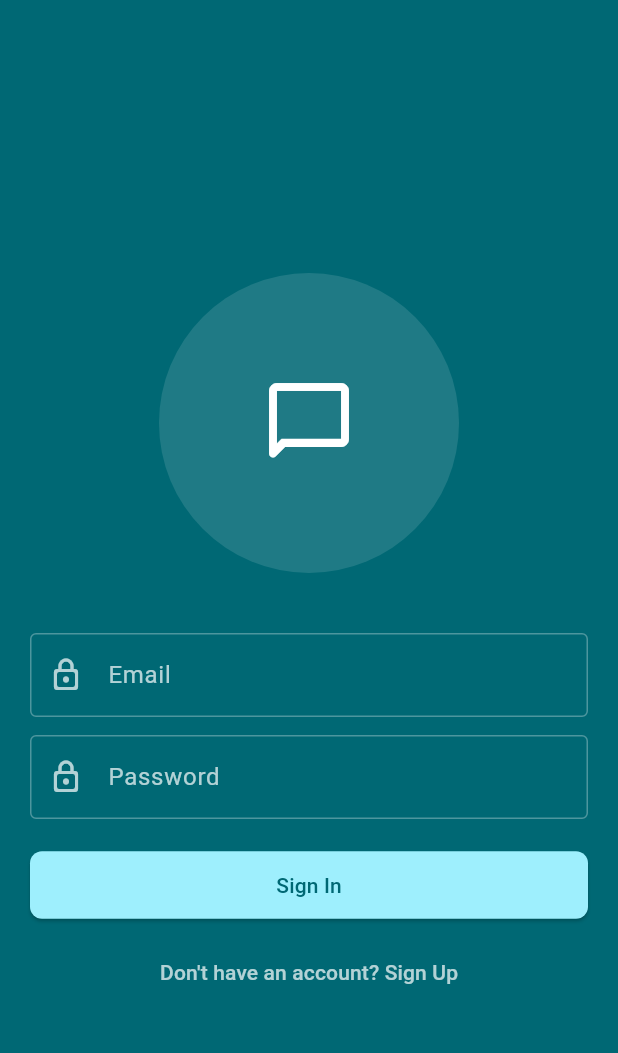
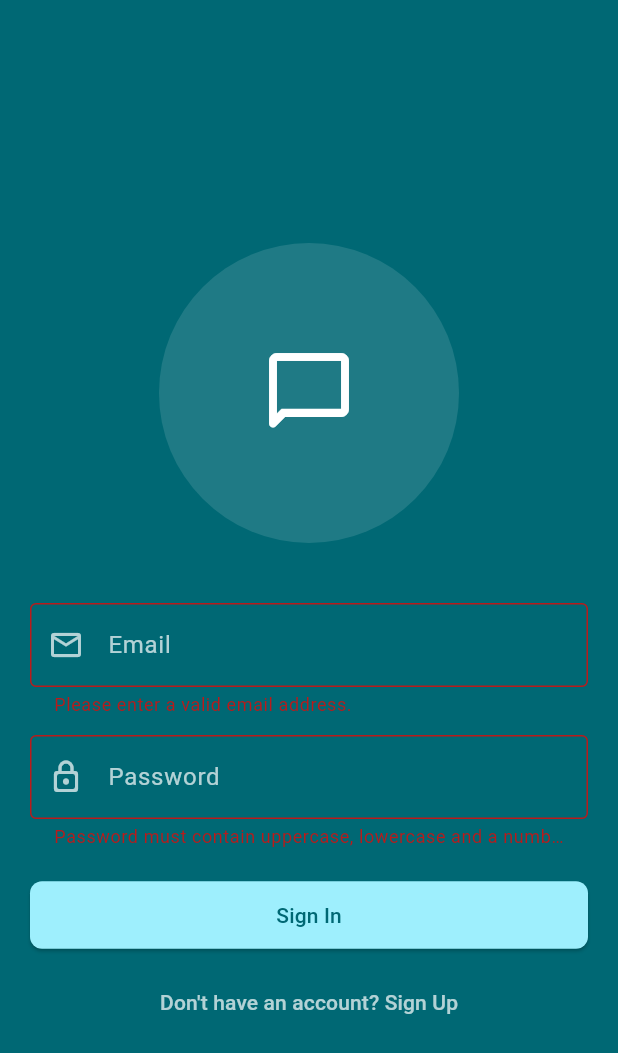
Before and after one commit to orunjubd/flutter_chat_app, a Flutter app: the screen it shows after launch, after a tap on "Sign In", on a phone screen of 412 x 824 dp. Shown: the top 1053 px of the screen. Run offline on Flutter 3.47's test engine with Material 3 defaults, Android fonts, the phone set to English and light mode, and no system bars.

Commit message:
Upgrade Auth UI: Implemented dynamic conditional Username field rendering with strict regex validation and also Use TextController() without onSave()

```diff
--- a/lib/features/authentication/auth.dart
+++ b/lib/features/authentication/auth.dart
@@ -10,6 +10,53 @@ class AuthScreen extends StatefulWidget {
 class _AuthScreenState extends State<AuthScreen> {
   final _formKey = GlobalKey<FormState>();
   var _isLogin = true;
+
+  // This correctly rejects:
+  // ❌ fdgdfgdf@ ❌ abc@gmail ❌ @gmail.com ❌ abc@
+  // ✅ 8f6tH@example.com; ✅ john.doe@yahoo.co.uk
+  final emailRegex = RegExp(r'^[\w-\.]+@([\w-]+\.)+[\w-]{2,4}$');
+
+  // Password must contain at least 8-12 characters, 1 uppercase letter, 1 lowercase letter,
+  // 1 number, and 1 special character
+  // Professional & Enterprise Banking sytem;
+  // Exam: Valid: Flutter@2026; Invalid: Flutter2026
+  final passwordRegex = RegExp(
+    r'^(?=.*[a-z])(?=.*[A-Z])(?=.*\d)(?=.*[@$!%*?&]).{8,}$',
+  );
+
+  // ✅ 1. Username Regex: Allows only letters, numbers, underscores, and dots (Length: 4-15)
+  final usernameRegex = RegExp(r'^[a-zA-Z0-9_\.]{4,15}$');
+
+  final _emailController = TextEditingController();
+  final _passwordController = TextEditingController();
+  final _usernameController = TextEditingController();
+
+  @override
+  void dispose() {
+    _emailController.dispose();
+    _passwordController.dispose();
+    _usernameController.dispose();
+
+    super.dispose();
+  }
+
+  void _submitForm() {
+    final isValid = _formKey.currentState!.validate();
+
+    if (!isValid) {
+      return;
+    }
+
+    final enteredEmail = _emailController.text.trim();
+    final enteredPassword = _passwordController.text.trim();
+    final enteredUsername = _isLogin ? '' : _usernameController.text.trim();
+
+    debugPrint('Email: $enteredEmail');
+    debugPrint('Password: $enteredPassword');
+    if (!_isLogin) {
+      debugPrint('Username: $enteredUsername');
+    }
+  }
 
   @override
   Widget build(BuildContext context) {
@@ -57,13 +104,48 @@ class _AuthScreenState extends State<AuthScreen> {
                   child: Column(
                     mainAxisSize: MainAxisSize.min, // Hug content tightly
                     children: [
+                      if (!_isLogin) ...[
+                        TextFormField(
+                          controller: _usernameController,
+                          style: const TextStyle(color: Colors.white),
+                          decoration: const InputDecoration(
+                            border: OutlineInputBorder(),
+                            labelText: 'Username',
+                            labelStyle: TextStyle(color: Colors.white70),
+                            prefixIcon: Icon(
+                              Icons.person_outline_rounded,
+                              color: Colors.white70,
+                            ),
+                            enabledBorder: OutlineInputBorder(
+                              borderSide: BorderSide(color: Colors.white30),
+                            ),
+                            focusedBorder: OutlineInputBorder(
+                              borderSide: BorderSide(color: Colors.white),
+                            ),
+                          ),
+                          autocorrect: false,
+                          textCapitalization: TextCapitalization.none,
+                          validator: (value) {
+                            if (value == null || value.trim().isEmpty) {
+                              return 'Please enter a username.';
+                            }
+                            if (!usernameRegex.hasMatch(value.trim())) {
+                              return '4-15 chars, letters/numbers/dots only.';
+                            }
+                            return null;
+                          },
+                        ),
+                        const SizedBox(height: 12),
+                      ],
+
                       TextFormField(
+                        controller: _emailController,
                         decoration: const InputDecoration(
                           border: OutlineInputBorder(),
                           labelText: 'Email',
                           labelStyle: TextStyle(color: Colors.white70),
                           prefixIcon: Icon(
-                            Icons.lock_outline_rounded,
+                            Icons.email_outlined,
                             color: Colors.white70,
                           ),
                           enabledBorder: OutlineInputBorder(
@@ -76,9 +158,18 @@ class _AuthScreenState extends State<AuthScreen> {
                         keyboardType: TextInputType.emailAddress,
                         autocorrect: false,
                         textCapitalization: TextCapitalization.none,
+                        validator: (value) {
+                          if (value == null ||
+                              value.trim().isEmpty ||
+                              !emailRegex.hasMatch(value.trim())) {
+                            return 'Please enter a valid email address.';
+                          }
+                          return null;
+                        },
                       ),
                       const SizedBox(height: 12),
                       TextFormField(
+                        controller: _passwordController,
                         decoration: const InputDecoration(
                           border: OutlineInputBorder(),
                           labelText: 'Password',
@@ -97,12 +188,18 @@ class _AuthScreenState extends State<AuthScreen> {
                         obscureText: true,
                         autocorrect: false,
                         textCapitalization: TextCapitalization.none,
+                        validator: (value) {
+                          if (value == null ||
+                              value.trim().isEmpty ||
+                              !passwordRegex.hasMatch(value.trim())) {
+                            return 'Password must contain uppercase, lowercase and a number.';
+                          }
+                          return null;
+                        },
                       ),
                       const SizedBox(height: 20),
                       ElevatedButton(
-                        onPressed: () {
-                          // Action execution logic will go here in the next step!
-                        },
+                        onPressed: _submitForm,
                         style: ElevatedButton.styleFrom(
                           backgroundColor: Theme.of(
                             context,
```
